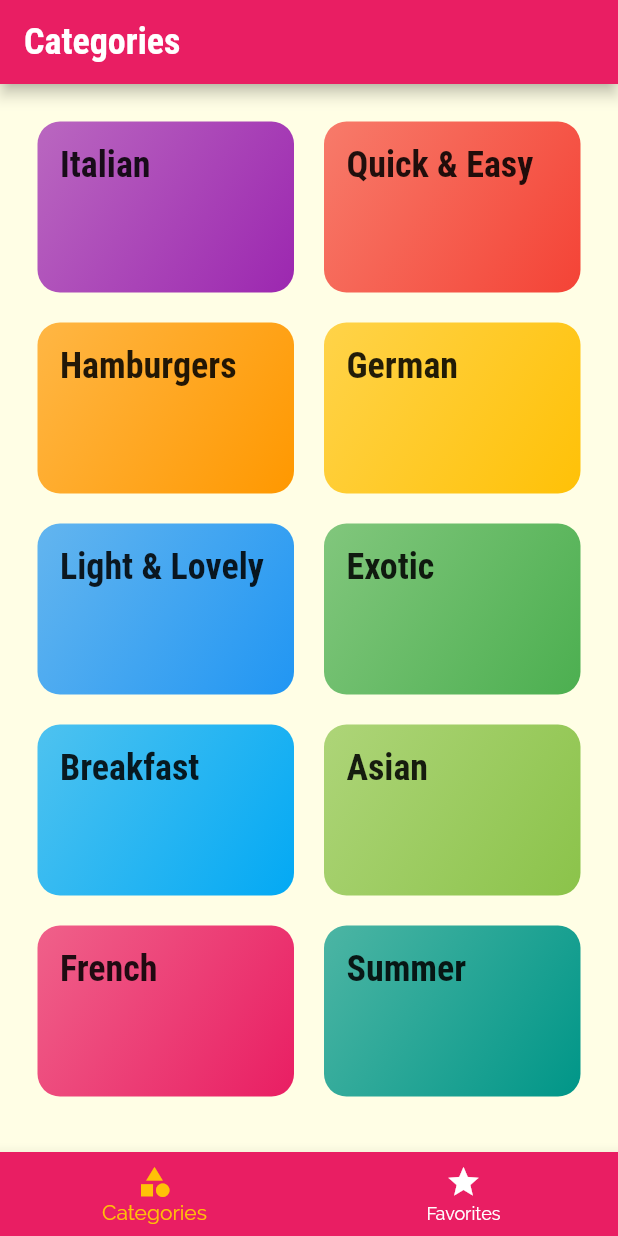
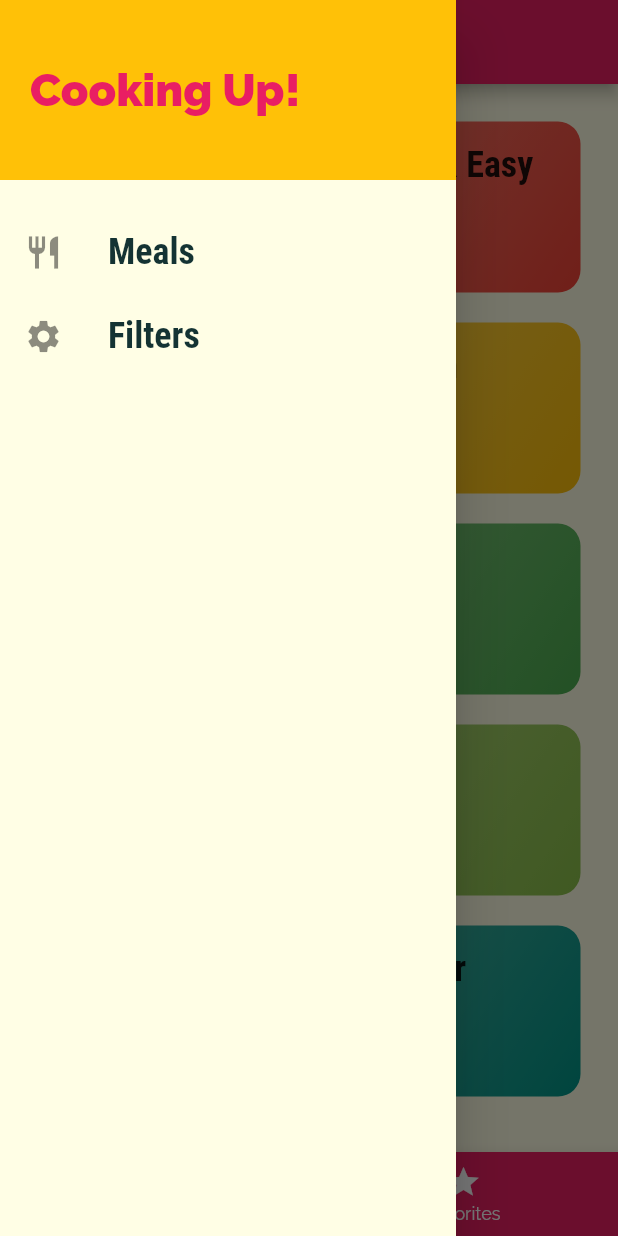
Before and after one commit to ErrolLin/flutter_meals, a Flutter app: the screen it shows after launch, with the side drawer open (before the commit the screen has no drawer), on a phone screen of 412 x 824 dp. Run offline on Flutter 3.47's test engine with Material 2 defaults, Android fonts, the phone set to English and light mode, and no system bars.

```diff
--- a/lib/main.dart
+++ b/lib/main.dart
@@ -1,16 +1,55 @@
 import 'package:flutter/material.dart';
+import 'package:flutter_meals/data/dummy_data.dart';
 import 'package:flutter_meals/screens/category_meals_screen.dart';
+import 'package:flutter_meals/screens/filters_screen.dart';
 import 'package:flutter_meals/screens/meal_detail_screen.dart';
 import 'package:flutter_meals/screens/tabs_screen.dart';
+
+import 'models/meal.dart';
 
 void main() {
   runApp(const MyApp());
 }
 
-class MyApp extends StatelessWidget {
+class MyApp extends StatefulWidget {
   const MyApp({Key? key}) : super(key: key);
 
-  // This widget is the root of your application.
+  @override
+  State<MyApp> createState() => _MyAppState();
+}
+
+class _MyAppState extends State<MyApp> {
+  Map<String, bool> _filters = {
+    'gluten': false,
+    'lactose': false,
+    'vegan': false,
+    'vegetarian': false,
+  };
+
+  List<Meal> _availableMeals = dummyMeals;
+
+  void _setFilters(Map<String, bool> filterData) {
+    setState(() {
+      _filters = filterData;
+
+      _availableMeals = dummyMeals.where((meal) {
+        if (_filters['gluten']! && meal.isGlutenFree) {
+          return false;
+        }
+        if (_filters['lactose']! && meal.isLactoseFree) {
+          return false;
+        }
+        if (_filters['vegan']! && meal.isVegan) {
+          return false;
+        }
+        if (_filters['vegetarian']! && meal.isVegetarian) {
+          return false;
+        }
+        return true;
+      }).toList();
+    });
+  }
+
   @override
   Widget build(BuildContext context) {
     return MaterialApp(
@@ -43,8 +82,11 @@ class MyApp extends StatelessWidget {
       // default is "/"
       routes: {
         '/': (context) => const TabsScreen(),
-        CategoryMealsScreen.routeName: (context) => const CategoryMealsScreen(),
+        CategoryMealsScreen.routeName: (context) =>
+            CategoryMealsScreen(_availableMeals),
         MealDetailScreen.routeName: (context) => const MealDetailScreen(),
+        FiltersScreen.routeName: (context) =>
+            FiltersScreen(_filters, _setFilters),
       },
       onGenerateRoute: (settings) {
         // return MaterialPageRoute(
--- a/lib/screens/meal_detail_screen.dart
+++ b/lib/screens/meal_detail_screen.dart
@@ -100,6 +100,12 @@ class MealDetailScreen extends StatelessWidget {
           ],
         ),
       ),
+      floatingActionButton: FloatingActionButton(
+        child: const Icon(
+          Icons.delete,
+        ),
+        onPressed: () => Navigator.of(context).pop(mealId),
+      ),
     );
   }
 }
--- a/lib/screens/tabs_screen.dart
+++ b/lib/screens/tabs_screen.dart
@@ -1,6 +1,7 @@
 import 'package:flutter/material.dart';
 import 'package:flutter_meals/screens/categories_screen.dart';
 import 'package:flutter_meals/screens/favorites_screen.dart';
+import 'package:flutter_meals/widgets/main_drawer.dart';
 
 class TabsScreen extends StatefulWidget {
   const TabsScreen({Key? key}) : super(key: key);
@@ -34,6 +35,7 @@ class _TabsScreenState extends State<TabsScreen> {
       appBar: AppBar(
         title: Text(_pages[_selectedPageIndex]['title']),
       ),
+      drawer: const MainDrawer(),
       body: _pages[_selectedPageIndex]['page'],
       bottomNavigationBar: BottomNavigationBar(
         onTap: _selectPage,
--- /dev/null
+++ b/lib/widgets/main_drawer.dart
@@ -0,0 +1,67 @@
+import 'package:flutter/material.dart';
+import 'package:flutter_meals/screens/filters_screen.dart';
+
+class MainDrawer extends StatelessWidget {
+  const MainDrawer({Key? key}) : super(key: key);
+
+  Widget _buildListTile({
+    required String title,
+    required IconData icon,
+    required VoidCallback tabHandler,
+  }) {
+    return ListTile(
+      leading: Icon(
+        icon,
+        size: 26,
+      ),
+      title: Text(
+        title,
+        style: const TextStyle(
+          fontFamily: 'RobotoCondensed',
+          fontSize: 24,
+          fontWeight: FontWeight.bold,
+        ),
+      ),
+      onTap: tabHandler,
+    );
+  }
+
+  @override
+  Widget build(BuildContext context) {
+    return Drawer(
+      child: Column(
+        children: [
+          Container(
+            width: double.infinity,
+            height: 120,
+            padding: const EdgeInsets.all(20),
+            alignment: Alignment.centerLeft,
+            color: Theme.of(context).colorScheme.secondary,
+            child: Text(
+              'Cooking Up!',
+              style: TextStyle(
+                fontWeight: FontWeight.w900,
+                fontSize: 30,
+                color: Theme.of(context).colorScheme.primary,
+              ),
+            ),
+          ),
+          const SizedBox(
+            height: 20,
+          ),
+          _buildListTile(
+            title: "Meals",
+            icon: Icons.restaurant,
+            tabHandler: () => Navigator.of(context).pushReplacementNamed('/'),
+          ),
+          _buildListTile(
+            title: "Filters",
+            icon: Icons.settings,
+            tabHandler: () => Navigator.of(context)
+                .pushReplacementNamed(FiltersScreen.routeName),
+          ),
+        ],
+      ),
+    );
+  }
+}
```
Also changed, not shown: lib/screens/filters_screen.dart (added, +130 -0 lines).
